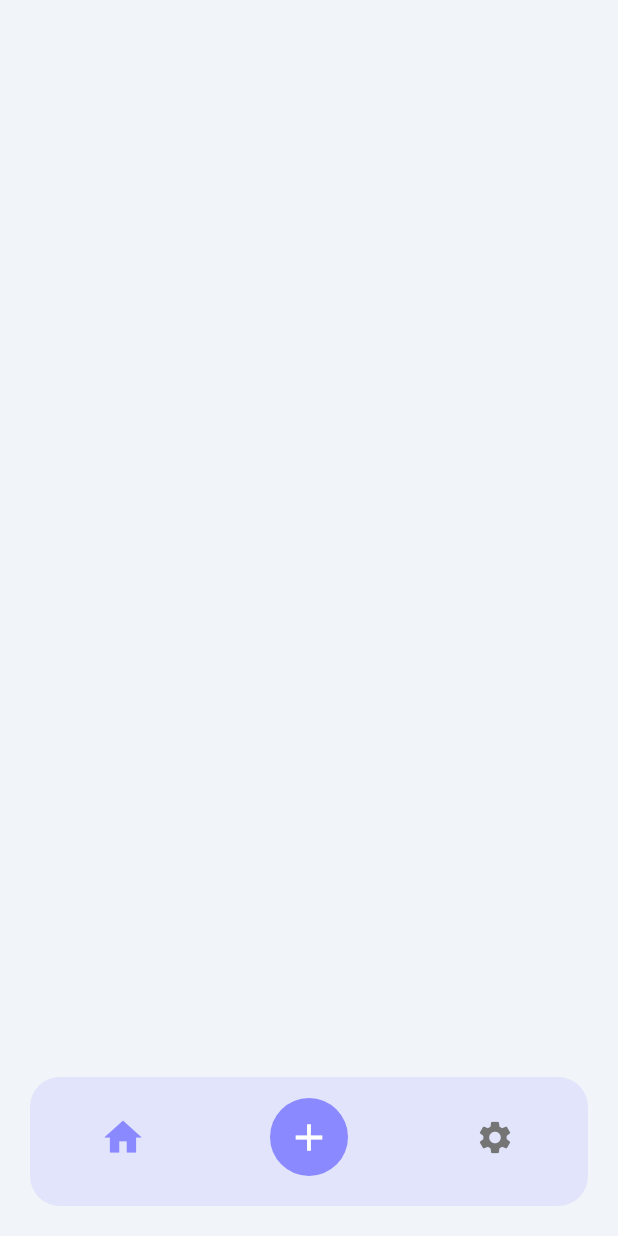
After one commit to JahidHasanCO/Libris, a Flutter app: the BottomNavigationPage screen opened by its route, on a phone screen of 412 x 824 dp. The commit adds this screen. Run offline on Flutter 3.47's test engine with Material 3 defaults, Android fonts, the light colour scheme and no system bars; our stand-ins replace equatable, flutter_riverpod, go_router; missing offline and left inert: navigation_history_observer.

Commit message:
feat: implement basic bottom navigation
This commit introduces the initial structure for bottom navigation and related screens:

- **Bottom Navigation:**
    - `BottomNavigationView`: Implements the UI for the bottom navigation bar with three items: Home, Add (Floating Action Button style), and Settings.
    - `BottomNavigationPage`: Defines the route for the bottom navigation container.
    - `BottomNavigationProvider`: Manages the currently selected index of the navigation bar using Riverpod.
    - `NavItem`: A reusable widget for displaying individual navigation items, with special styling for the "Add" button.
- **Screens:**
    - `HomeView`: A placeholder for the home screen.
    - `SettingsView`: A placeholder for the settings screen.
- **Routing:**
    - Adds `BottomNavigationPage.route` to `AppRouter`.
    - Updates `OnboardView` to navigate to `Routes.bottomNavigation` upon completion of onboarding.
- **Providers:**
    - Adds `bottomNavigationProvider` to `provider.dart`.
- **System UI:**
    - Sets system UI overlay styles (status bar, navigation bar) to be consistent on `BottomNavigationPage`.
- **Minor Updates:**
    - The "Add" button in the bottom navigation currently shows a placeholder bottom sheet.
    - Barrel files created for `bottom_navigation`, `home`, and `settings` modules.

```diff
--- a/lib/core/provider/provider.dart
+++ b/lib/core/provider/provider.dart
@@ -1,5 +1,12 @@
 import 'package:flutter_riverpod/flutter_riverpod.dart';
+import 'package:pdf_reader/modules/bottom_navigation/bottom_navigation.dart'
+    show BottomNavigationProvider;
 import 'package:pdf_reader/modules/onboard/onboard.dart';
+
+final bottomNavigationProvider =
+    NotifierProvider<BottomNavigationProvider, int>(
+      BottomNavigationProvider.new,
+    );
 
 final onboardProvider =
     AutoDisposeNotifierProvider<OnboardProvider, OnboardState>(
--- /dev/null
+++ b/lib/modules/bottom_navigation/bottom_navigation.dart
@@ -0,0 +1,5 @@
+//GENERATED BARREL FILE
+export './providers/bottom_navigation_provider.dart';
+export './views/bottom_navigation_page.dart';
+export './views/bottom_navigation_view.dart';
+export './widgets/nav_item.dart';
--- /dev/null
+++ b/lib/modules/bottom_navigation/providers/bottom_navigation_provider.dart
@@ -0,0 +1,10 @@
+import 'package:flutter_riverpod/flutter_riverpod.dart';
+
+class BottomNavigationProvider extends Notifier<int> {
+  @override
+  int build() => 0;
+
+  void setIndex(int index) {
+    state = index;
+  }
+}
--- /dev/null
+++ b/lib/modules/bottom_navigation/views/bottom_navigation_page.dart
@@ -0,0 +1,30 @@
+import 'package:flutter/material.dart';
+import 'package:flutter/services.dart';
+import 'package:go_router/go_router.dart' show GoRoute;
+import 'package:pdf_reader/modules/bottom_navigation/bottom_navigation.dart';
+import 'package:pdf_reader/router/router.dart' show AsPathExt, Routes;
+
+class BottomNavigationPage extends StatelessWidget {
+  const BottomNavigationPage({super.key});
+
+  static final route = GoRoute(
+    path: Routes.bottomNavigation.asPath,
+    name: Routes.bottomNavigation,
+    builder: (context, state) {
+      return const BottomNavigationPage();
+    },
+  );
+
+  @override
+  Widget build(BuildContext context) {
+    SystemChrome.setSystemUIOverlayStyle(
+      const SystemUiOverlayStyle(
+        statusBarColor: Colors.white,
+        statusBarIconBrightness: Brightness.dark,
+        systemNavigationBarColor: Colors.white,
+        systemNavigationBarIconBrightness: Brightness.dark,
+      ),
+    );
+    return const BottomNavigationView();
+  }
+}
--- /dev/null
+++ b/lib/modules/bottom_navigation/views/bottom_navigation_view.dart
@@ -0,0 +1,103 @@
+import 'package:flutter/material.dart';
+import 'package:flutter_riverpod/flutter_riverpod.dart';
+import 'package:pdf_reader/core/provider/provider.dart';
+import 'package:pdf_reader/core/theme/colors.dart';
+import 'package:pdf_reader/modules/bottom_navigation/bottom_navigation.dart';
+import 'package:pdf_reader/modules/home/home.dart';
+import 'package:pdf_reader/modules/settings/settings.dart';
+
+class BottomNavigationView extends ConsumerStatefulWidget {
+  const BottomNavigationView({super.key});
+
+  @override
+  OnboardViewState createState() => OnboardViewState();
+}
+
+class OnboardViewState extends ConsumerState<BottomNavigationView> {
+  @override
+  Widget build(BuildContext context) {
+    return Scaffold(
+      backgroundColor: backgroundColor,
+      body: _body(),
+    );
+  }
+
+  Widget _body() {
+    final selectedIndex = ref.watch(bottomNavigationProvider);
+    return Stack(
+      children: [
+        Positioned.fill(
+          child: IndexedStack(
+            index: ref.watch(bottomNavigationProvider),
+            children: const [
+              HomeView(),
+              SizedBox.shrink(),
+              SettingsView(),
+            ],
+          ),
+        ),
+        Positioned(
+          left: 20,
+          right: 20,
+          bottom: 20,
+          child: ClipRRect(
+            borderRadius: const BorderRadius.all(Radius.circular(20)),
+            child: BottomNavigationBar(
+              currentIndex: selectedIndex,
+              onTap: (index) {
+                if (index == 1) {
+                  // Add button tapped – perform your action here
+                  _onAddButtonTapped(context);
+                } else {
+                  // Change page index for Home and Settings only
+                  ref.read(bottomNavigationProvider.notifier).setIndex(index);
+                }
+              },
+              backgroundColor: primaryColor.withAlpha(40),
+              elevation: 0,
+              showSelectedLabels: false,
+              showUnselectedLabels: false,
+              selectedItemColor: primaryColor,
+              unselectedItemColor: Colors.grey.shade300,
+              items: <BottomNavigationBarItem>[
+                BottomNavigationBarItem(
+                  icon: NavItem(
+                    icon: Icons.home,
+                    isSelected: selectedIndex == 0,
+                  ),
+                  label: '',
+                ),
+                BottomNavigationBarItem(
+                  icon: NavItem(
+                    icon: Icons.add,
+                    isAddButton: true,
+                    isSelected: selectedIndex == 1,
+                  ),
+                  label: '',
+                ),
+                BottomNavigationBarItem(
+                  icon: NavItem(
+                    icon: Icons.settings,
+                    isSelected: selectedIndex == 2,
+                  ),
+                  label: '',
+                ),
+              ],
+            ),
+          ),
+        ),
+      ],
+    );
+  }
+
+  void _onAddButtonTapped(BuildContext context) {
+    // Example action: show bottom sheet
+    showModalBottomSheet<void>(
+      context: context,
+      builder: (_) => const SizedBox(
+        height: 200,
+        child: Center(child: Text('Add Action Here')),
+      ),
+    );
+  }
+}
--- /dev/null
+++ b/lib/modules/bottom_navigation/widgets/nav_item.dart
@@ -0,0 +1,40 @@
+import 'package:flutter/material.dart';
+import 'package:pdf_reader/core/theme/colors.dart';
+
+class NavItem extends StatelessWidget {
+  const NavItem({
+    required this.icon,
+    required this.isSelected,
+    this.isAddButton = false,
+    super.key,
+  });
+
+  final IconData icon;
+  final bool isAddButton;
+  final bool isSelected;
+
+  @override
+  Widget build(BuildContext context) {
+    if (isAddButton) {
+      return Container(
+        width: 52,
+        height: 52,
+        decoration: const BoxDecoration(
+          color: primaryColor,
+          shape: BoxShape.circle,
+        ),
+        child: Icon(
+          icon,
+          size: 30,
+          color: Colors.white,
+        ),
+      );
+    }
+
+    return Icon(
+      icon,
+      size: isSelected ? 30 : 26,
+      color: isSelected ? primaryColor : Colors.grey.shade600,
+    );
+  }
+}
--- /dev/null
+++ b/lib/modules/home/home.dart
@@ -0,0 +1,2 @@
+//GENERATED BARREL FILE
+export './views/home_view.dart';
--- /dev/null
+++ b/lib/modules/home/views/home_view.dart
@@ -0,0 +1,13 @@
+import 'package:flutter/material.dart';
+import 'package:pdf_reader/core/theme/colors.dart';
+
+class HomeView extends StatelessWidget {
+  const HomeView({super.key});
+
+  @override
+  Widget build(BuildContext context) {
+    return Scaffold(
+      backgroundColor: backgroundColor,
+    );
+  }
+}
--- a/lib/modules/onboard/views/onboard_view.dart
+++ b/lib/modules/onboard/views/onboard_view.dart
@@ -1,9 +1,11 @@
 import 'package:flutter/material.dart';
 import 'package:flutter_riverpod/flutter_riverpod.dart';
+import 'package:go_router/go_router.dart';
 import 'package:pdf_reader/core/provider/provider.dart';
 import 'package:pdf_reader/core/theme/colors.dart';
 import 'package:pdf_reader/core/utils/extension/ref.dart';
 import 'package:pdf_reader/modules/onboard/onboard.dart';
+import 'package:pdf_reader/router/router.dart';
 import 'package:pdf_reader/shared/widgets/widgets.dart';
 
 class OnboardView extends ConsumerStatefulWidget {
@@ -125,12 +127,12 @@ class OnboardViewState extends ConsumerState<OnboardView> {
                   const SizedBox(width: 10),
                   Expanded(
                     child: RoundedButton(
-                      onPressed: () {
+                      onPressed: () async {
                         if (currentIndex == totalPages - 1) {
-                          // Navigate to the home page or next screen
+                          context.go(Routes.bottomNavigation.asPath);
                         } else {
                           final nextPage = currentIndex + 1;
-                          pageController?.animateToPage(
+                          await pageController?.animateToPage(
                             nextPage,
                             duration: const Duration(milliseconds: 300),
                             curve: Curves.easeInOut,
--- /dev/null
+++ b/lib/modules/settings/settings.dart
@@ -0,0 +1,2 @@
+//GENERATED BARREL FILE
+export './views/settings_view.dart';
--- /dev/null
+++ b/lib/modules/settings/views/settings_view.dart
@@ -0,0 +1,10 @@
+import 'package:flutter/material.dart';
+
+class SettingsView extends StatelessWidget {
+  const SettingsView({super.key});
+
+  @override
+  Widget build(BuildContext context) {
+    return const Placeholder();
+  }
+}
--- a/lib/router/app_router.dart
+++ b/lib/router/app_router.dart
@@ -9,6 +9,7 @@ final class AppRouter {
   AppRouter._({this.initialLocation})
     : config = GoRouter(
         routes: _routes ??= <RouteBase>[
+          BottomNavigationPage.route,
           OnboardPage.route,
         ],
         navigatorKey: navigatorKey,
--- a/lib/router/router.dart
+++ b/lib/router/router.dart
@@ -3,6 +3,7 @@ import 'package:go_router/go_router.dart';
 import 'package:navigation_history_observer/navigation_history_observer.dart'
     show NavigationHistoryObserver;
 import 'package:pdf_reader/core/variables/global_variables.dart' show navigatorKey;
+import 'package:pdf_reader/modules/bottom_navigation/bottom_navigation.dart' show BottomNavigationPage;
 import 'package:pdf_reader/modules/error/error.dart' show ErrorPage;
 import 'package:pdf_reader/modules/onboard/onboard.dart' show OnboardPage;
 
```
